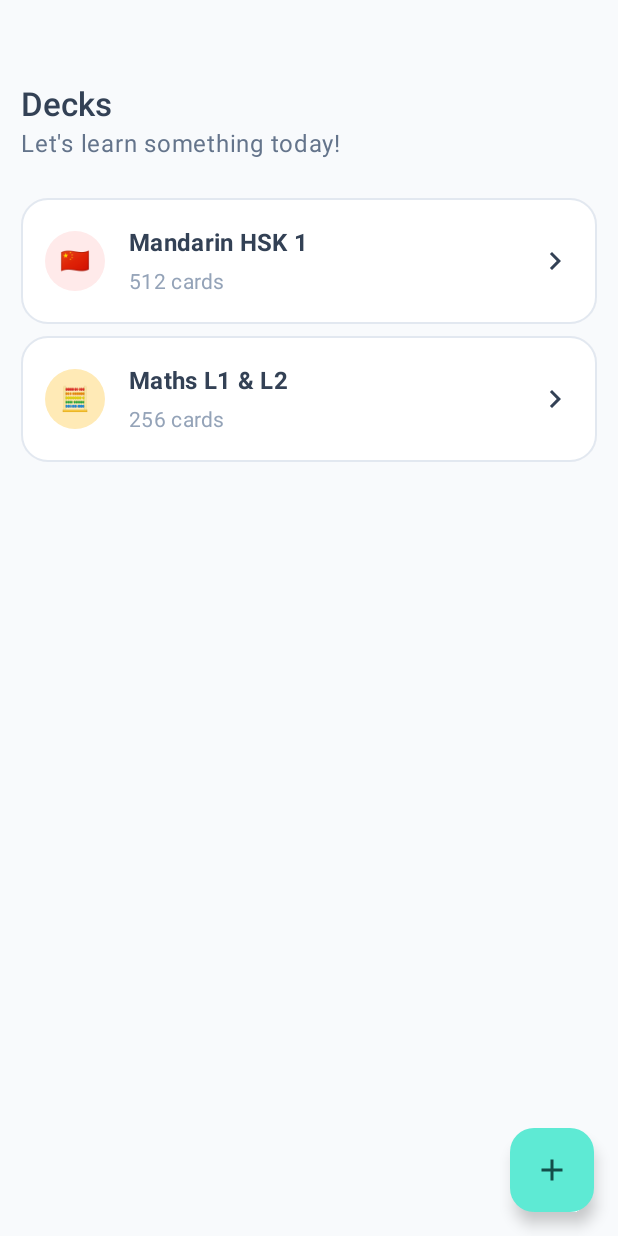
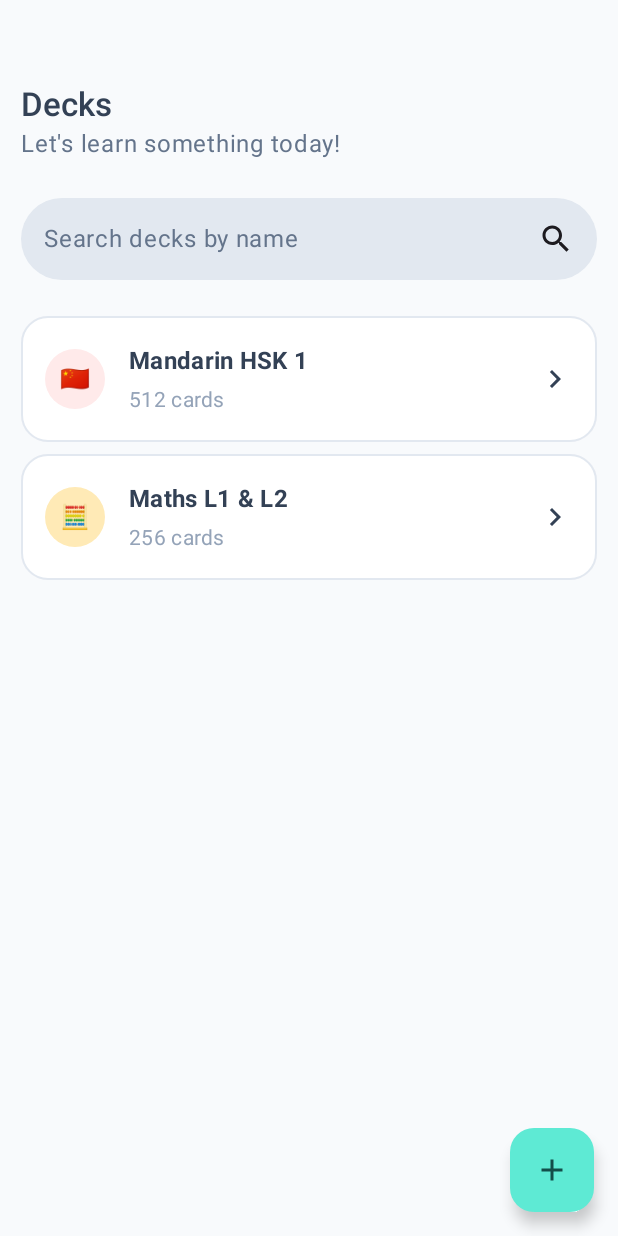
Before and after one commit to Tr1Fecta-7/Recall, an Android app built with Jetpack Compose: the composable DecksOverviewScreen shown on its own in the app's theme, on a phone screen of 412 x 824 dp. Run offline under Robolectric (Android 15) with nearby library versions, the phone set to English and light mode, and no system bars; libraries missing offline, so code that uses them is left out: com.ramcosta.composedestinations; 1 statement that could not run was skipped.

Commit message:
moved deck overview text to string resource

```diff
--- a/android/app/src/main/java/nl/recall/decksoverview/DecksOverviewScreen.kt
+++ b/android/app/src/main/java/nl/recall/decksoverview/DecksOverviewScreen.kt
@@ -2,23 +2,32 @@ package nl.recall.decksoverview
 
 import androidx.compose.foundation.layout.Arrangement
 import androidx.compose.foundation.layout.Column
+import androidx.compose.foundation.layout.Row
+import androidx.compose.foundation.layout.fillMaxWidth
 import androidx.compose.foundation.layout.padding
 import androidx.compose.foundation.lazy.LazyColumn
 import androidx.compose.foundation.lazy.items
+import androidx.compose.foundation.shape.RoundedCornerShape
 import androidx.compose.material.icons.Icons
 import androidx.compose.material.icons.filled.Add
+import androidx.compose.material.icons.filled.Search
+import androidx.compose.material3.Card
+import androidx.compose.material3.CardDefaults
 import androidx.compose.material3.FloatingActionButton
 import androidx.compose.material3.Icon
 import androidx.compose.material3.MaterialTheme
 import androidx.compose.material3.Scaffold
 import androidx.compose.material3.Text
 import androidx.compose.runtime.Composable
+import androidx.compose.ui.Alignment
 import androidx.compose.ui.Modifier
+import androidx.compose.ui.res.stringResource
 import androidx.compose.ui.text.font.FontWeight
 import androidx.compose.ui.unit.dp
 import com.ramcosta.composedestinations.annotation.Destination
 import com.ramcosta.composedestinations.annotation.RootNavGraph
 import com.ramcosta.composedestinations.navigation.DestinationsNavigator
+import nl.recall.R
 import nl.recall.components.deck.DeckPreview
 import nl.recall.destinations.DeckCreateDestination
 import nl.recall.destinations.DeckDetailScreenDestination
@@ -36,13 +45,13 @@ fun DecksOverviewScreen(navigator: DestinationsNavigator) {
         DeckPreviewData(
             title = "Mandarin HSK 1",
             cardCount = 512,
-            backgroundColor = "#FFEAEA", //Color("#FFEAEA".toColorInt()),
+            backgroundColor = "#FFEAEA", // Color("#FFEAEA".toColorInt()),
             emoji = "🇨🇳",
         ),
         DeckPreviewData(
             title = "Maths L1 & L2",
             cardCount = 256,
-            backgroundColor = "#FFEAB6", //Color("#FFEAB6".toColorInt()),
+            backgroundColor = "#FFEAB6", // Color("#FFEAB6".toColorInt()),
             emoji = "🧮",
         )
     )
@@ -51,12 +60,16 @@ fun DecksOverviewScreen(navigator: DestinationsNavigator) {
 }
 
 @Composable
-private fun Content(decks: List<DeckPreviewData>, navigateToDetail: () -> Unit, navigateToCreateDeck: () -> Unit) {
+private fun Content(
+    decks: List<DeckPreviewData>,
+    navigateToDetail: () -> Unit,
+    navigateToCreateDeck: () -> Unit
+) {
     Scaffold(
         containerColor = AppTheme.neutral50,
         floatingActionButton = {
             FloatingActionButton(
-                onClick = { navigateToCreateDeck()},
+                onClick = { navigateToCreateDeck() },
                 contentColor = AppTheme.primary900,
                 containerColor = AppTheme.primary300
             ) {
@@ -73,18 +86,43 @@ private fun Content(decks: List<DeckPreviewData>, navigateToDetail: () -> Unit,
             )
         ) {
             Text(
-                text = "Decks",
+                text = stringResource(id = R.string.deck_overview_title),
                 color = AppTheme.neutral800,
                 style = MaterialTheme.typography.titleLarge,
                 fontWeight = FontWeight.Medium
             )
             Text(
-                text = "Let's learn something today!",
+                text = stringResource(id = R.string.deck_overview_subtitle),
                 color = AppTheme.neutral500
             )
 
+            Card(modifier = Modifier
+                .fillMaxWidth()
+                .padding(vertical = 24.dp),
+                colors = CardDefaults.cardColors(
+                    containerColor = AppTheme.neutral200,
+                ),
+                shape = RoundedCornerShape(35.dp),
+                onClick = {
+                    // TODO: Navigate to deck search
+                }
+            ) {
+                Row(
+                    modifier = Modifier
+                        .padding(15.dp)
+                        .fillMaxWidth(),
+                    verticalAlignment = Alignment.CenterVertically,
+                    horizontalArrangement = Arrangement.SpaceBetween
+                ) {
+                    Text(
+                        text = stringResource(R.string.search_bar_deck_hint),
+                        color = AppTheme.neutral500
+                    )
+                    Icon(imageVector = Icons.Default.Search, contentDescription = "search")
+                }
+            }
+
             LazyColumn(
-                modifier = Modifier.padding(top = 24.dp),
                 verticalArrangement = Arrangement.spacedBy(8.dp)
             ) {
                 items(decks) { deck ->
--- a/android/app/src/main/res/values/strings.xml
+++ b/android/app/src/main/res/values/strings.xml
@@ -18,4 +18,7 @@
     <string name="dialog_delete_deck_title">Delete deck</string>
     <string name="dialog_delete_deck_text">Are you sure you want to delete this deck?</string>
     <string name="delete_text">Delete</string>
+    <string name="deck_overview_title">Decks</string>
+    <string name="deck_overview_subtitle">Let\'s learn something today!</string>
+    <string name="search_bar_deck_hint">Search decks by name</string>
 </resources>
```
